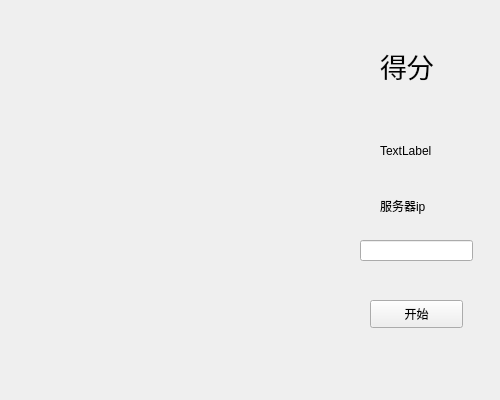
Old version of the form client.ui in the repository yangjianscut/snakeNew.
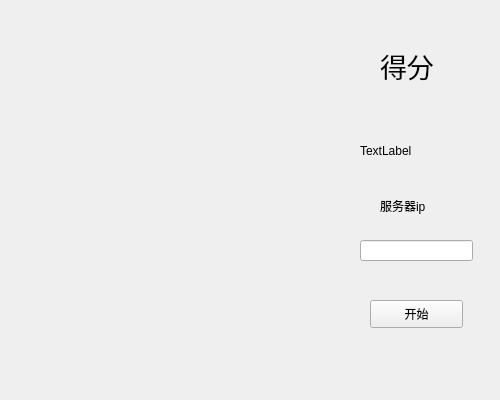
New version of the form.

What changed in the file:
```diff
--- a/client.ui
+++ b/client.ui
@@ -34,9 +34,9 @@
   <widget class="QLabel" name="score">
    <property name="geometry">
     <rect>
-     <x>380</x>
+     <x>360</x>
      <y>130</y>
-     <width>72</width>
+     <width>131</width>
      <height>41</height>
     </rect>
    </property>
```
